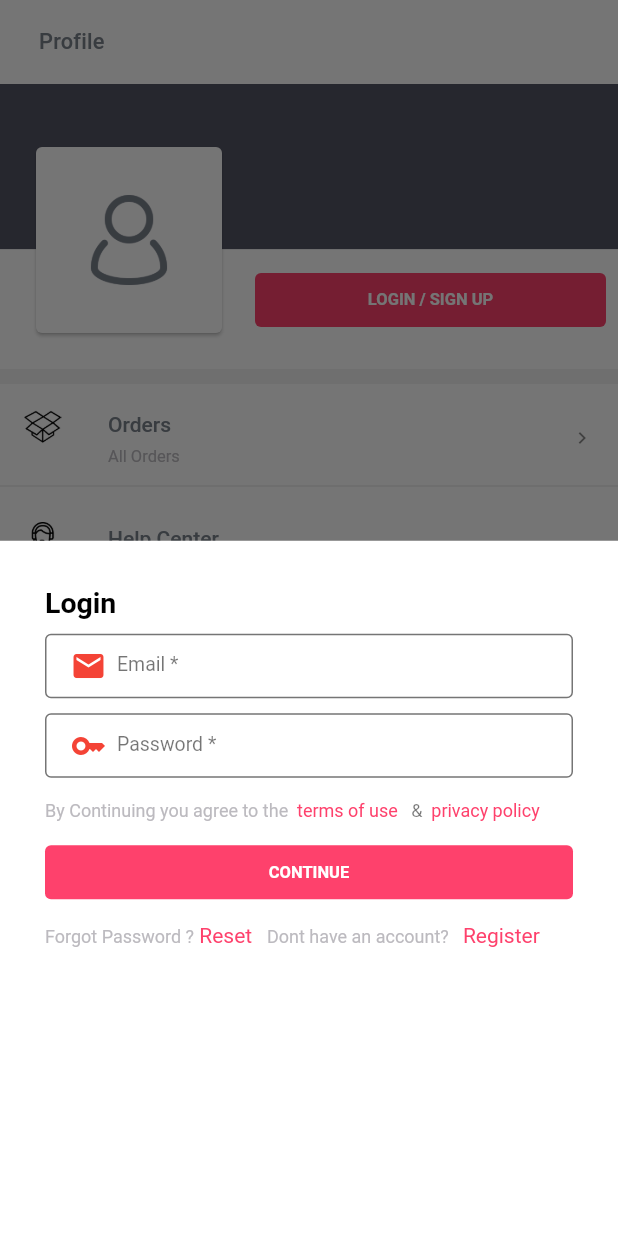
After one commit to vnyambuti/flutter-ecommerce-with-getx, a Flutter app: the Profile screen opened directly, after a tap on "LOGIN / SIGN UP", on a phone screen of 412 x 824 dp. The commit adds this screen. Run offline on Flutter 3.47's test engine with Material 2 defaults, Android fonts, the phone set to English and light mode, and no system bars; our stand-ins replace flutter_native_splash, flutter_secure_storage, get; accounts and stored records are empty.

Commit message:
login api integration

```diff
--- /dev/null
+++ b/lib/feature/login/login.dart
@@ -0,0 +1,181 @@
+import 'package:ecom1/feature/login/login_controller.dart';
+import 'package:ecom1/foundation/sp_icons/sp_button.dart';
+import 'package:ecom1/foundation/theme/colors.dart';
+import 'package:flutter/material.dart';
+import 'package:get/get.dart';
+
+class LoginBottomSheet extends StatelessWidget {
+  LoginBottomSheet({Key? key}) : super(key: key);
+  var logincontroller = Get.put(LoginController());
+  @override
+  Widget build(BuildContext context) {
+    return SafeArea(
+      child: Container(
+        height: MediaQuery.of(context).size.height * 0.75,
+        color: Colors.white,
+        padding: EdgeInsets.symmetric(vertical: 30, horizontal: 30),
+        child: Column(
+          crossAxisAlignment: CrossAxisAlignment.start,
+          children: [
+            // Row(
+            //   mainAxisAlignment: MainAxisAlignment.spaceBetween,
+            //   children: [
+            //     Image.asset("assets/images/logo-big.png",
+            //         height: 40, width: 40),
+            //     InkWell(
+            //       onTap: () => Get.back(),
+            //       child: Icon(
+            //         Icons.clear,
+            //         size: 30,
+            //       ),
+            //     )
+            //   ],
+            // ),
+            // SizedBox(
+            //   height: 10,
+            // ),
+            RichText(
+                text: TextSpan(children: [
+              TextSpan(
+                  text: "Login ",
+                  style: TextStyle(
+                      fontSize: 19,
+                      fontWeight: FontWeight.bold,
+                      color: Colors.black)),
+              // TextSpan(
+              //     text: " or  ",
+              //     style: TextStyle(fontSize: 15, color: Colors.black)),
+              // TextSpan(
+              //     text: " SignUp",
+              //     style: TextStyle(
+              //         fontSize: 19,
+              //         fontWeight: FontWeight.bold,
+              //         color: Colors.black))
+            ])),
+            SizedBox(
+              height: 10,
+            ),
+            //---EMAIL INPUT
+            Container(
+              height: 43,
+              child: TextField(
+                controller: logincontroller.LoginEditingController,
+                keyboardType: TextInputType.emailAddress,
+                style:
+                    TextStyle(color: AppColors.captiontextColor1, fontSize: 13),
+                decoration: InputDecoration(
+                    labelText: "Email *",
+                    labelStyle: TextStyle(fontSize: 13, color: Colors.black54),
+                    prefixIcon: Padding(
+                      padding: const EdgeInsets.only(left: 10),
+                      child: Icon(
+                        Icons.mail,
+                        color: Colors.red,
+                      ),
+                    ),
+                    enabledBorder: OutlineInputBorder(
+                        borderSide:
+                            BorderSide(width: 1, color: Colors.black54)),
+                    focusedBorder: OutlineInputBorder(
+                        borderSide:
+                            BorderSide(width: 1, color: Colors.black54))),
+              ),
+            ),
+            SizedBox(
+              height: 10,
+            ),
+            //--PASSWORD INPUT
+            Container(
+              height: 43,
+              child: TextField(
+                controller: logincontroller.PasswordEditingController,
+                keyboardType: TextInputType.text,
+                obscureText: true,
+                style:
+                    TextStyle(color: AppColors.captiontextColor1, fontSize: 13),
+                decoration: InputDecoration(
+                    labelText: "Password *",
+                    labelStyle: TextStyle(fontSize: 13, color: Colors.black54),
+                    prefixIcon: Padding(
+                      padding: const EdgeInsets.only(left: 10),
+                      child: Icon(
+                        Icons.key,
+                        color: Colors.red,
+                      ),
+                    ),
+                    enabledBorder: OutlineInputBorder(
+                        borderSide:
+                            BorderSide(width: 1, color: Colors.black54)),
+                    focusedBorder: OutlineInputBorder(
+                        borderSide:
+                            BorderSide(width: 1, color: Colors.black54))),
+              ),
+            ),
+            SizedBox(
+              height: 15,
+            ),
+            RichText(
+              text: TextSpan(children: [
+                TextSpan(
+                    text: "By Continuing you agree to the ",
+                    style: TextStyle(
+                        fontSize: 12, color: AppColors.captiontextColor1)),
+                TextSpan(
+                    text: " terms of use  ",
+                    style: TextStyle(fontSize: 12, color: AppColors.red)),
+                TextSpan(
+                    text: " & ",
+                    style: TextStyle(fontSize: 12, color: Colors.black54)),
+                TextSpan(
+                    text: " privacy policy  ",
+                    style: TextStyle(fontSize: 12, color: AppColors.red)),
+              ]),
+            ),
+            SizedBox(
+              height: 10,
+            ),
+            Container(
+                child: ElevatedButton(
+                    style: ButtonStyle(
+                      elevation: MaterialStateProperty.all(0),
+                      backgroundColor: MaterialStateProperty.all(AppColors.red),
+                    ),
+                    onPressed: logincontroller.login,
+                    child: Container(
+                      width: MediaQuery.of(context).size.width,
+                      child: Center(
+                        child: Text(
+                          "CONTINUE",
+                          style: TextStyle(
+                              fontSize: 11, fontWeight: FontWeight.w600),
+                        ),
+                      ),
+                    ))),
+            SizedBox(
+              height: 10,
+            ),
+            //----lower text--->
+            RichText(
+              text: TextSpan(children: [
+                TextSpan(
+                    text: "Forgot Password ?",
+                    style: TextStyle(
+                        fontSize: 12, color: AppColors.captiontextColor1)),
+                TextSpan(
+                    text: " Reset  ",
+                    style: TextStyle(fontSize: 14, color: AppColors.red)),
+                TextSpan(
+                    text: " Dont have an account?  ",
+                    style: TextStyle(
+                        fontSize: 12, color: AppColors.captiontextColor1)),
+                TextSpan(
+                    text: " Register  ",
+                    style: TextStyle(fontSize: 14, color: AppColors.red)),
+              ]),
+            ),
+          ],
+        ),
+      ),
+    );
+  }
+}
--- /dev/null
+++ b/lib/feature/login/login_controller.dart
@@ -0,0 +1,39 @@
+import 'dart:convert';
+
+import 'package:ecom1/feature/login/login_model.dart';
+import 'package:ecom1/foundation/services/httpClient.dart';
+import 'package:flutter/cupertino.dart';
+import 'package:flutter/material.dart';
+import 'package:get/get.dart';
+
+class LoginController extends GetxController {
+  TextEditingController LoginEditingController = TextEditingController();
+  TextEditingController PasswordEditingController = TextEditingController();
+  void login() async {
+    LoginModel loginModel = LoginModel(
+        email: LoginEditingController.text,
+        password: PasswordEditingController.text);
+    var response = await HttpClient.post("login", LoginModelToJson(loginModel));
+    var error = jsonEncode(response['error']);
+    print(error);
+    if (response['success']) {
+      print(response);
+    } else {
+      Get.snackbar("Error", error,
+          icon: Icon(Icons.error, color: Colors.white),
+          snackPosition: SnackPosition.BOTTOM,
+          backgroundColor: Colors.red,
+          colorText: Colors.white,
+          borderRadius: 0,
+          shouldIconPulse: true,
+          duration: Duration(seconds: 10));
+      // Get.defaultDialog(
+      //   title: "Error",
+      //   middleText: error,
+      //   backgroundColor: Colors.red,
+      //   titleStyle: TextStyle(color: Colors.white),
+      //   middleTextStyle: TextStyle(color: Colors.white),
+      // );
+    }
+  }
+}
--- /dev/null
+++ b/lib/feature/login/login_model.dart
@@ -0,0 +1,19 @@
+import 'dart:convert';
+
+LoginModel? LoginModelFromJson(String str) =>
+    LoginModel.fromJson(json.decode(str));
+
+String LoginModelToJson(LoginModel? data) => json.encode(data!.toJson());
+
+class LoginModel {
+  var email;
+  var password;
+  LoginModel({this.email, this.password});
+
+  String? mobileNo;
+
+  factory LoginModel.fromJson(Map<String, dynamic> json) =>
+      LoginModel(email: json["email"], password: json["password"]);
+
+  Map<String, dynamic> toJson() => {"email": email, "password": password};
+}
--- a/lib/feature/profile/profile_without_login.dart
+++ b/lib/feature/profile/profile_without_login.dart
@@ -1,9 +1,12 @@
+import 'package:ecom1/feature/login/login.dart';
 import 'package:ecom1/feature/profile/footer_profile.dart';
 import 'package:ecom1/foundation/profileitem/profile_item.dart';
+import 'package:ecom1/foundation/sp_icons/sp_button.dart';
 import 'package:ecom1/foundation/sp_icons/sp_icon.dart';
 import 'package:ecom1/foundation/theme/colors.dart';
 import 'package:flutter/cupertino.dart';
 import 'package:flutter/material.dart';
+import 'package:get/get.dart';
 
 class ProfileWithoutLogin extends StatelessWidget {
   const ProfileWithoutLogin({Key? key}) : super(key: key);
@@ -50,24 +53,25 @@ class ProfileWithoutLogin extends StatelessWidget {
               Positioned(
                 left: 170,
                 bottom: 22,
+                //LOGIN BUTTON
                 child: Container(
                     child: ElevatedButton(
                         style: ButtonStyle(
+                          elevation: MaterialStateProperty.all(0),
                           backgroundColor:
                               MaterialStateProperty.all(AppColors.red),
                         ),
-                      onPressed: () => {},
+                        onPressed: () => {Get.bottomSheet(LoginBottomSheet())},
                         child: Container(
                           width: MediaQuery.of(context).size.width - 210,
                           child: Center(
                             child: Text(
-                            "LOGIN/SIGNUP",
+                              "LOGIN / SIGN UP",
                               style: TextStyle(
                                   fontSize: 11, fontWeight: FontWeight.w600),
                             ),
                           ),
-                      )),
-                ),
+                        ))),
               )
             ],
           ),
@@ -75,6 +79,7 @@ class ProfileWithoutLogin extends StatelessWidget {
         SizedBox(
           height: 10,
         ),
+        //--------FEATURE TILES---------//
         Container(
           color: AppColors.whitecolor,
           child: Column(
@@ -84,6 +89,7 @@ class ProfileWithoutLogin extends StatelessWidget {
                 title: "Orders",
                 subtitle: "All Orders",
                 isLast: false,
+                onTap: () => {Get.bottomSheet(LoginBottomSheet())},
               ),
               ProfileItem(
                 assetname: "helpdesk.png",
--- /dev/null
+++ b/lib/feature/register/register.dart
@@ -0,0 +1,14 @@
+import 'package:flutter/material.dart';
+
+class Register extends StatelessWidget {
+  const Register({Key? key}) : super(key: key);
+
+  @override
+  Widget build(BuildContext context) {
+    return Scaffold(
+      body: Center(
+        child: Text("Register"),
+      ),
+    );
+  }
+}
--- a/lib/foundation/profileitem/profile_item.dart
+++ b/lib/foundation/profileitem/profile_item.dart
@@ -9,6 +9,7 @@ class ProfileItem extends StatelessWidget {
       this.subtitle,
       required this.assetname,
       required this.isLast,
+      this.onTap,
       this.isSelected})
       : super(key: key);
   final String title;
@@ -16,9 +17,12 @@ class ProfileItem extends StatelessWidget {
   final String assetname;
   final bool isLast;
   final bool? isSelected;
+  final Function()? onTap;
   @override
   Widget build(BuildContext context) {
-    return Column(
+    return InkWell(
+      onTap: onTap,
+      child: Column(
         children: [
           Container(
             height: 60,
@@ -26,7 +30,8 @@ class ProfileItem extends StatelessWidget {
               leading: SpIcon(assetname: assetname),
               title: Text(title, style: Theme.of(context).textTheme.bodyText1),
               subtitle: subtitle != null
-                ? Text("All Orders", style: Theme.of(context).textTheme.caption)
+                  ? Text("All Orders",
+                      style: Theme.of(context).textTheme.caption)
                   : null,
               trailing: InkWell(
                 onTap: () => {},
@@ -39,6 +44,7 @@ class ProfileItem extends StatelessWidget {
           ),
           isLast ? Container() : Divider()
         ],
+      ),
     );
   }
 }
--- /dev/null
+++ b/lib/foundation/services/httpClient.dart
@@ -0,0 +1,38 @@
+import 'dart:convert';
+import 'dart:developer';
+
+import 'package:flutter_secure_storage/flutter_secure_storage.dart';
+import 'package:http/http.dart' as HTTP;
+
+class HttpClient {
+  static final client = HTTP.Client();
+  final storage = new FlutterSecureStorage();
+  static final String host = "https://6fb1-105-162-2-130.ngrok.io/api/";
+  static Future post(endpoint, body) async {
+    try {
+      var response =
+          await client.post(buildUrl(endpoint), body: body, headers: {
+        'Content-type': 'application/json',
+        'Accept': 'application/json',
+      });
+
+      return jsonDecode(response.body);
+    } catch (e) {
+      print(e);
+    }
+  }
+
+  static Uri buildUrl(endpoint) {
+    var link = Uri.parse(host + endpoint);
+
+    return link;
+  }
+
+  storeToken(token) async {
+    await storage.write(key: "token", value: token);
+  }
+
+  Future<String?> readStore() async {
+    return await storage.read(key: "token");
+  }
+}
--- /dev/null
+++ b/lib/foundation/sp_icons/sp_solidbutton.dart
@@ -0,0 +1,24 @@
+import 'package:ecom1/foundation/theme/colors.dart';
+import 'package:flutter/material.dart';
+
+class SPButton extends StatelessWidget {
+  const SPButton({Key? key, required this.text}) : super(key: key);
+  final String text;
+  @override
+  Widget build(BuildContext context) {
+    return ElevatedButton(
+        style: ButtonStyle(
+          backgroundColor: MaterialStateProperty.all(AppColors.red),
+        ),
+        onPressed: () => {},
+        child: Container(
+          width: MediaQuery.of(context).size.width,
+          child: Center(
+            child: Text(
+              text,
+              style: TextStyle(fontSize: 11, fontWeight: FontWeight.w600),
+            ),
+          ),
+        ));
+  }
+}
--- a/pubspec.yaml
+++ b/pubspec.yaml
@@ -47,6 +47,8 @@ dependencies:
   cupertino_icons: ^1.0.2
   get: ^4.6.5
   flutter_native_splash: ^2.1.6
+  http: ^0.13.5
+  flutter_secure_storage: ^7.0.1
 
 
 dev_dependencies:
```
Also changed, not shown: lib/feature/categories/categories.dart (+4 -4 lines), pubspec.lock, 4 other files. Lines whose indentation alone changed are shown as unchanged.
